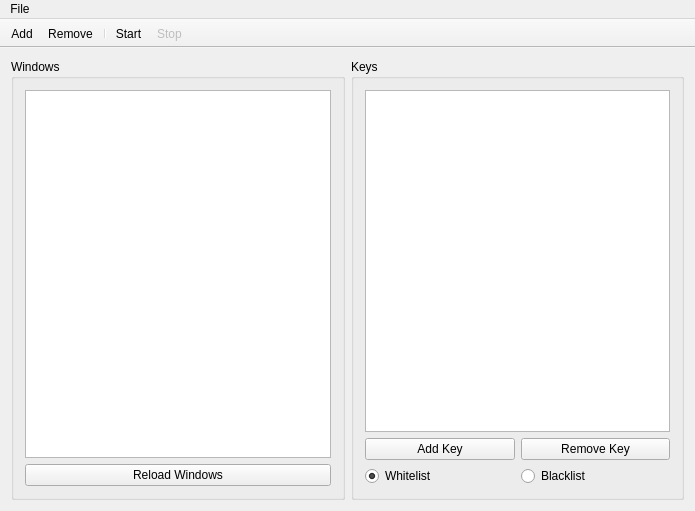
This is Disseminate.ui in jhanssen/Disseminate as Qt 5 draws it before an edit. The edited form follows.
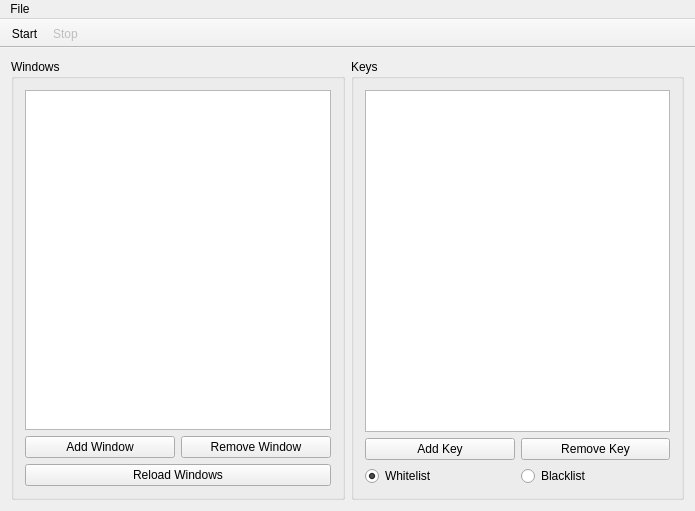
This is the edited form. Icons and pictures are not drawn.

Commit message: Button consistency

```diff
--- a/Disseminate.ui
+++ b/Disseminate.ui
@@ -24,6 +24,24 @@
        <item>
         <widget class="QListWidget" name="windowList"/>
        </item>
+       <item>
+        <layout class="QHBoxLayout" name="horizontalLayout_3">
+         <item>
+          <widget class="QPushButton" name="addWindow">
+           <property name="text">
+            <string>Add Window</string>
+           </property>
+          </widget>
+         </item>
+         <item>
+          <widget class="QPushButton" name="removeWindow">
+           <property name="text">
+            <string>Remove Window</string>
+           </property>
+          </widget>
+         </item>
+        </layout>
+       </item>
        <item>
         <widget class="QPushButton" name="reloadWindows">
          <property name="text">
@@ -117,36 +135,9 @@
    <attribute name="toolBarBreak">
     <bool>false</bool>
    </attribute>
-   <addaction name="actionAdd"/>
-   <addaction name="actionRemove"/>
-   <addaction name="separator"/>
    <addaction name="actionStart"/>
    <addaction name="actionStop"/>
   </widget>
-  <action name="actionAdd">
-   <property name="icon">
-    <iconset resource="icons.qrc">
-     <normaloff>:/icons/icons/ic_add_circle_black_48dp.png</normaloff>:/icons/icons/ic_add_circle_black_48dp.png</iconset>
-   </property>
-   <property name="text">
-    <string>Add</string>
-   </property>
-   <property name="toolTip">
-    <string>Add Window</string>
-   </property>
-  </action>
-  <action name="actionRemove">
-   <property name="icon">
-    <iconset resource="icons.qrc">
-     <normaloff>:/icons/icons/ic_remove_circle_black_48dp.png</normaloff>:/icons/icons/ic_remove_circle_black_48dp.png</iconset>
-   </property>
-   <property name="text">
-    <string>Remove</string>
-   </property>
-   <property name="toolTip">
-    <string>Remove Window</string>
-   </property>
-  </action>
   <action name="actionStart">
    <property name="icon">
     <iconset resource="icons.qrc">
```
The commit also changes 1 other file.
